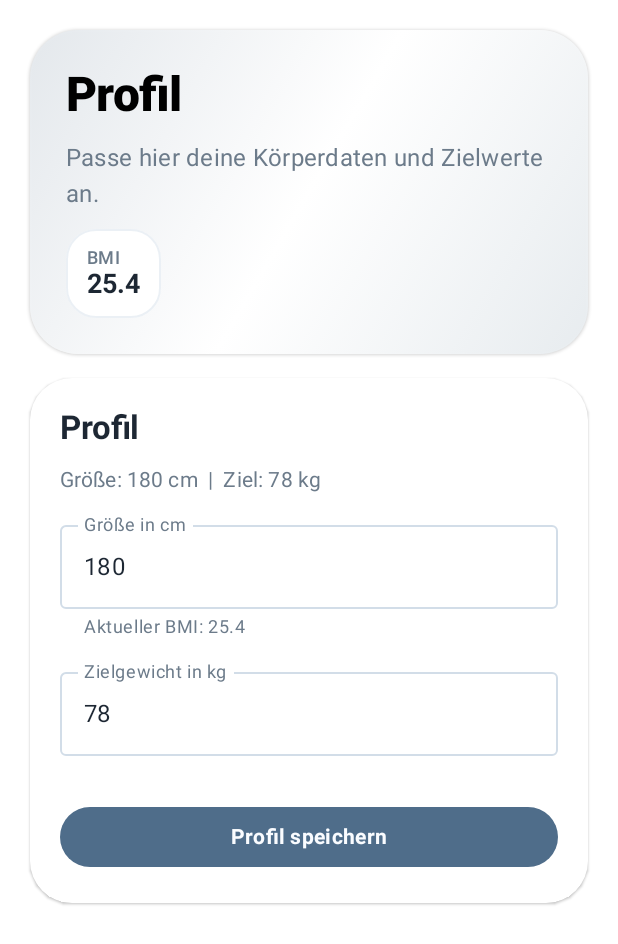
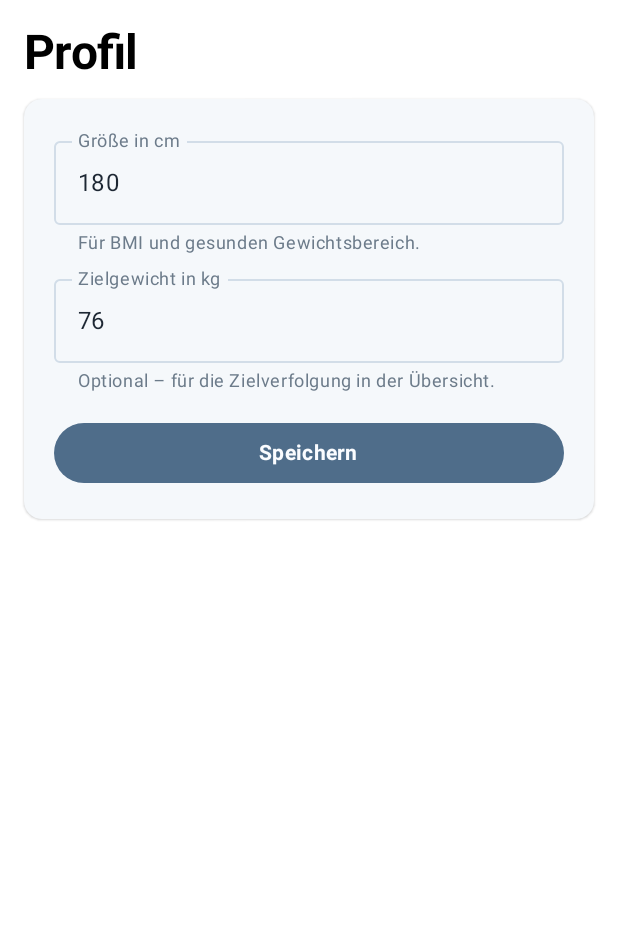
Before and after one commit to kevin-bollich97/FitnessBoy, an Android app built with Jetpack Compose: the @Preview function ProfileScreenPreview, on a phone screen of 412 x 824 dp. Shown: the top 944 px of the screen. Run offline under Robolectric (Android 15) with nearby library versions, the phone set to English and light mode, and no system bars.

Commit message:
feat: simplify profile to height and target weight
The profile shows just the two fields, each with a hint what it is used
for. The duplicated BMI, the summary line and the old headline section
are gone. Saving is only enabled with unsaved changes and confirms with
"Änderungen gespeichert". HeadlineSection and MetricPill are no longer
used anywhere and are removed.

Co-Authored-By: Claude Opus 5.5 <noreply@anthropic.com>

```diff
--- a/app/src/main/java/de/bollich/fitnessboy/ui/components/HeadlineSection.kt
+++ /dev/null
@@ -1,83 +0,0 @@
-package de.bollich.fitnessboy.ui.components
-
-import androidx.compose.foundation.background
-import androidx.compose.foundation.layout.Arrangement
-import androidx.compose.foundation.layout.Column
-import androidx.compose.foundation.layout.Row
-import androidx.compose.foundation.layout.fillMaxWidth
-import androidx.compose.foundation.layout.padding
-import androidx.compose.foundation.shape.RoundedCornerShape
-import androidx.compose.material3.CardDefaults
-import androidx.compose.material3.ElevatedCard
-import androidx.compose.material3.MaterialTheme
-import androidx.compose.material3.Text
-import androidx.compose.runtime.Composable
-import androidx.compose.ui.Alignment
-import androidx.compose.ui.Modifier
-import androidx.compose.ui.graphics.Brush
-import androidx.compose.ui.text.font.FontWeight
-import androidx.compose.ui.unit.dp
-
-@Composable
-fun HeadlineSection(
-    title: String,
-    subtitle: String,
-    metrics: List<HeadlineMetric> = emptyList(),
-    secondaryMetrics: List<HeadlineMetric> = emptyList(),
-) {
-    ElevatedCard(
-        shape = RoundedCornerShape(32.dp),
-        colors = CardDefaults.elevatedCardColors(
-            containerColor = MaterialTheme.colorScheme.surface.copy(alpha = 0.94f)
-        )
-    ) {
-        Column(
-            modifier = Modifier
-                .fillMaxWidth()
-                .background(
-                    Brush.linearGradient(
-                        colors = listOf(
-                            MaterialTheme.colorScheme.primary.copy(alpha = 0.14f),
-                            MaterialTheme.colorScheme.surface,
-                            MaterialTheme.colorScheme.secondary.copy(alpha = 0.10f),
-                        )
-                    )
-                )
-                .padding(24.dp),
-            verticalArrangement = Arrangement.spacedBy(14.dp)
-        ) {
-            Text(
-                text = title,
-                style = MaterialTheme.typography.headlineMedium,
-                fontWeight = FontWeight.Black,
-            )
-            Text(
-                text = subtitle,
-                style = MaterialTheme.typography.bodyLarge,
-                color = MaterialTheme.colorScheme.onSurfaceVariant,
-            )
-            MetricRow(metrics)
-            MetricRow(secondaryMetrics)
-        }
-    }
-}
-
-/** A label/value pair shown as a pill in the [HeadlineSection]. */
-data class HeadlineMetric(
-    val label: String,
-    val value: String,
-)
-
-@Composable
-private fun MetricRow(metrics: List<HeadlineMetric>) {
-    if (metrics.isEmpty()) return
-
-    Row(
-        horizontalArrangement = Arrangement.spacedBy(12.dp),
-        verticalAlignment = Alignment.CenterVertically,
-    ) {
-        metrics.forEach { metric ->
-            MetricPill(label = metric.label, value = metric.value)
-        }
-    }
-}
--- a/app/src/main/java/de/bollich/fitnessboy/ui/components/MetricPill.kt
+++ /dev/null
@@ -1,44 +0,0 @@
-package de.bollich.fitnessboy.ui.components
-
-import androidx.compose.foundation.border
-import androidx.compose.foundation.layout.Column
-import androidx.compose.foundation.layout.padding
-import androidx.compose.foundation.shape.RoundedCornerShape
-import androidx.compose.material3.MaterialTheme
-import androidx.compose.material3.Surface
-import androidx.compose.material3.Text
-import androidx.compose.runtime.Composable
-import androidx.compose.ui.Modifier
-import androidx.compose.ui.text.font.FontWeight
-import androidx.compose.ui.unit.dp
-
-@Composable
-fun MetricPill(
-    label: String,
-    value: String,
-) {
-    Surface(
-        shape = RoundedCornerShape(20.dp),
-        color = MaterialTheme.colorScheme.surface,
-        modifier = Modifier.border(
-            width = 1.dp,
-            color = MaterialTheme.colorScheme.outline.copy(alpha = 0.45f),
-            shape = RoundedCornerShape(20.dp),
-        )
-    ) {
-        Column(
-            modifier = Modifier.padding(horizontal = 14.dp, vertical = 12.dp)
-        ) {
-            Text(
-                text = label,
-                style = MaterialTheme.typography.labelMedium,
-                color = MaterialTheme.colorScheme.onSurfaceVariant,
-            )
-            Text(
-                text = value,
-                style = MaterialTheme.typography.titleMedium,
-                fontWeight = FontWeight.Bold,
-            )
-        }
-    }
-}
--- a/app/src/main/java/de/bollich/fitnessboy/ui/profile/ProfileCard.kt
+++ b/app/src/main/java/de/bollich/fitnessboy/ui/profile/ProfileCard.kt
@@ -4,9 +4,9 @@ import androidx.compose.foundation.layout.Arrangement
 import androidx.compose.foundation.layout.Column
 import androidx.compose.foundation.layout.fillMaxWidth
 import androidx.compose.foundation.layout.padding
-import androidx.compose.foundation.shape.RoundedCornerShape
+import androidx.compose.foundation.text.KeyboardActions
+import androidx.compose.foundation.text.KeyboardOptions
 import androidx.compose.material3.Button
-import androidx.compose.material3.CardDefaults
 import androidx.compose.material3.ElevatedCard
 import androidx.compose.material3.MaterialTheme
 import androidx.compose.material3.OutlinedTextField
@@ -14,97 +14,90 @@ import androidx.compose.material3.Text
 import androidx.compose.runtime.Composable
 import androidx.compose.ui.Modifier
 import androidx.compose.ui.res.stringResource
-import androidx.compose.ui.text.font.FontWeight
+import androidx.compose.ui.text.input.ImeAction
+import androidx.compose.ui.text.input.KeyboardType
 import androidx.compose.ui.unit.dp
 import de.bollich.fitnessboy.R
-import de.bollich.fitnessboy.format.formatNumber
-import de.bollich.fitnessboy.ui.components.formatCm
-import de.bollich.fitnessboy.ui.components.formatKg
 
+/** Height and target weight, each with a hint what it is used for. */
 @Composable
-fun ProfileCard(
+internal fun ProfileCard(
     heightValue: String,
     targetWeightValue: String,
-    savedHeightInCm: Double?,
-    savedTargetWeightInKg: Double?,
     heightErrorText: String?,
     targetWeightErrorText: String?,
-    bmi: Double?,
+    canSave: Boolean,
+    isSaved: Boolean,
     onHeightValueChange: (String) -> Unit,
     onTargetWeightValueChange: (String) -> Unit,
     onSaveClick: () -> Unit,
 ) {
-    ElevatedCard(
-        shape = RoundedCornerShape(28.dp),
-        colors = CardDefaults.elevatedCardColors(
-            containerColor = MaterialTheme.colorScheme.surface
-        )
-    ) {
+    ElevatedCard(modifier = Modifier.fillMaxWidth()) {
         Column(
-            modifier = Modifier
-                .fillMaxWidth()
-                .padding(20.dp),
-            verticalArrangement = Arrangement.spacedBy(14.dp)
+            modifier = Modifier.padding(20.dp),
+            verticalArrangement = Arrangement.spacedBy(8.dp),
         ) {
-            Text(
-                text = stringResource(R.string.profile_title),
-                style = MaterialTheme.typography.titleLarge,
-                fontWeight = FontWeight.Bold,
-            )
-            Text(
-                text = buildProfileSummary(savedHeightInCm, savedTargetWeightInKg),
-                style = MaterialTheme.typography.bodyMedium,
-                color = MaterialTheme.colorScheme.onSurfaceVariant,
-            )
-            OutlinedTextField(
+            ProfileField(
                 value = heightValue,
                 onValueChange = onHeightValueChange,
-                modifier = Modifier.fillMaxWidth(),
-                singleLine = true,
-                label = { Text(stringResource(R.string.profile_height_label)) },
-                placeholder = { Text(stringResource(R.string.profile_height_placeholder)) },
-                supportingText = {
-                    when {
-                        heightErrorText != null -> Text(heightErrorText)
-                        bmi != null -> Text(stringResource(R.string.profile_current_bmi, formatNumber(bmi)))
-                    }
-                },
-                isError = heightErrorText != null,
+                label = stringResource(R.string.profile_height_label),
+                placeholder = stringResource(R.string.profile_height_placeholder),
+                hint = stringResource(R.string.profile_height_hint),
+                errorText = heightErrorText,
+                imeAction = ImeAction.Next,
+                onDone = {},
             )
-            OutlinedTextField(
+            ProfileField(
                 value = targetWeightValue,
                 onValueChange = onTargetWeightValueChange,
-                modifier = Modifier.fillMaxWidth(),
-                singleLine = true,
-                label = { Text(stringResource(R.string.profile_target_weight_label)) },
-                placeholder = { Text(stringResource(R.string.profile_target_weight_placeholder)) },
-                supportingText = {
-                    if (targetWeightErrorText != null) {
-                        Text(targetWeightErrorText)
-                    }
-                },
-                isError = targetWeightErrorText != null,
+                label = stringResource(R.string.profile_target_weight_label),
+                placeholder = stringResource(R.string.profile_target_weight_placeholder),
+                hint = stringResource(R.string.profile_target_weight_hint),
+                errorText = targetWeightErrorText,
+                imeAction = ImeAction.Done,
+                onDone = { if (canSave) onSaveClick() },
             )
             Button(
                 onClick = onSaveClick,
-                modifier = Modifier.fillMaxWidth(),
-                shape = RoundedCornerShape(20.dp),
+                enabled = canSave,
+                modifier = Modifier
+                    .fillMaxWidth()
+                    .padding(top = 8.dp),
             ) {
                 Text(stringResource(R.string.profile_save_action))
+            }
+            if (isSaved) {
+                Text(
+                    text = stringResource(R.string.profile_saved),
+                    style = MaterialTheme.typography.bodyMedium,
+                    color = MaterialTheme.colorScheme.primary,
+                )
             }
         }
     }
 }
 
 @Composable
-private fun buildProfileSummary(
-    savedHeightInCm: Double?,
-    savedTargetWeightInKg: Double?,
-): String {
-    val parts = listOfNotNull(
-        savedHeightInCm?.let { stringResource(R.string.profile_summary_height, formatCm(it)) },
-        savedTargetWeightInKg?.let { stringResource(R.string.profile_summary_target, formatKg(it)) },
+private fun ProfileField(
+    value: String,
+    onValueChange: (String) -> Unit,
+    label: String,
+    placeholder: String,
+    hint: String,
+    errorText: String?,
+    imeAction: ImeAction,
+    onDone: () -> Unit,
+) {
+    OutlinedTextField(
+        value = value,
+        onValueChange = onValueChange,
+        modifier = Modifier.fillMaxWidth(),
+        singleLine = true,
+        label = { Text(label) },
+        placeholder = { Text(placeholder) },
+        supportingText = { Text(errorText ?: hint) },
+        isError = errorText != null,
+        keyboardOptions = KeyboardOptions(keyboardType = KeyboardType.Decimal, imeAction = imeAction),
+        keyboardActions = KeyboardActions(onDone = { onDone() }),
     )
-    return parts.joinToString(separator = "  |  ")
-        .ifEmpty { stringResource(R.string.profile_summary_empty) }
 }
--- a/app/src/main/java/de/bollich/fitnessboy/ui/profile/ProfileScreen.kt
+++ b/app/src/main/java/de/bollich/fitnessboy/ui/profile/ProfileScreen.kt
@@ -1,27 +1,25 @@
 package de.bollich.fitnessboy.ui.profile
 
 import androidx.compose.foundation.layout.Arrangement
-import androidx.compose.foundation.layout.PaddingValues
 import androidx.compose.foundation.layout.fillMaxSize
 import androidx.compose.foundation.lazy.LazyColumn
+import androidx.compose.material3.MaterialTheme
+import androidx.compose.material3.Text
 import androidx.compose.runtime.Composable
 import androidx.compose.runtime.getValue
 import androidx.compose.ui.Modifier
 import androidx.compose.ui.res.stringResource
+import androidx.compose.ui.text.font.FontWeight
 import androidx.compose.ui.tooling.preview.Preview
 import androidx.compose.ui.unit.dp
 import androidx.lifecycle.compose.collectAsStateWithLifecycle
 import de.bollich.fitnessboy.R
-import de.bollich.fitnessboy.format.formatNumber
 import de.bollich.fitnessboy.model.UserProfile
-import de.bollich.fitnessboy.ui.components.HeadlineMetric
-import de.bollich.fitnessboy.ui.components.HeadlineSection
+import de.bollich.fitnessboy.ui.components.ScreenContentPadding
 import de.bollich.fitnessboy.ui.theme.FitnessBoyTheme
 
 @Composable
-fun ProfileRoute(
-    viewModel: ProfileViewModel,
-) {
+fun ProfileRoute(viewModel: ProfileViewModel) {
     val uiState by viewModel.uiState.collectAsStateWithLifecycle()
     if (uiState.isLoading) return
 
@@ -42,34 +40,29 @@ private fun ProfileScreen(
 ) {
     LazyColumn(
         modifier = Modifier.fillMaxSize(),
-        contentPadding = PaddingValues(20.dp),
-        verticalArrangement = Arrangement.spacedBy(16.dp),
+        contentPadding = ScreenContentPadding,
+        verticalArrangement = Arrangement.spacedBy(12.dp),
     ) {
         item {
-            HeadlineSection(
-                title = stringResource(R.string.profile_title),
-                subtitle = stringResource(R.string.profile_subtitle),
-                metrics = listOfNotNull(
-                    uiState.bmi?.let { HeadlineMetric(stringResource(R.string.metric_bmi), formatNumber(it)) },
-                ),
+            Text(
+                text = stringResource(R.string.profile_title),
+                style = MaterialTheme.typography.headlineMedium,
+                fontWeight = FontWeight.Bold,
             )
         }
-
         item {
             ProfileCard(
                 heightValue = uiState.form.heightInput,
                 targetWeightValue = uiState.form.targetWeightInput,
-                savedHeightInCm = uiState.profile.heightInCm,
-                savedTargetWeightInKg = uiState.profile.targetWeightInKg,
                 heightErrorText = uiState.form.heightErrorRes?.let { stringResource(it) },
                 targetWeightErrorText = uiState.form.targetWeightErrorRes?.let { stringResource(it) },
-                bmi = uiState.bmi,
+                canSave = uiState.hasUnsavedChanges,
+                isSaved = uiState.form.isSaved,
                 onHeightValueChange = onHeightValueChange,
                 onTargetWeightValueChange = onTargetWeightValueChange,
                 onSaveClick = onSaveProfileClick,
             )
         }
-
     }
 }
 
@@ -81,8 +74,8 @@ private fun ProfileScreenPreview() {
             uiState = ProfileUiState(
                 isLoading = false,
                 profile = UserProfile(heightInCm = 180.0, targetWeightInKg = 78.0),
-                bmi = 25.4,
-                form = ProfileFormState(heightInput = "180", targetWeightInput = "78"),
+                form = ProfileFormState(heightInput = "180", targetWeightInput = "76"),
+                hasUnsavedChanges = true,
             ),
             onHeightValueChange = {},
             onTargetWeightValueChange = {},
--- a/app/src/main/java/de/bollich/fitnessboy/ui/profile/ProfileUiState.kt
+++ b/app/src/main/java/de/bollich/fitnessboy/ui/profile/ProfileUiState.kt
@@ -8,11 +8,14 @@ data class ProfileFormState(
     @StringRes val heightErrorRes: Int? = null,
     val targetWeightInput: String = "",
     @StringRes val targetWeightErrorRes: Int? = null,
+    /** Shown after a successful save until the user edits the form again. */
+    val isSaved: Boolean = false,
 )
 
 data class ProfileUiState(
     val isLoading: Boolean = true,
     val profile: UserProfile = UserProfile(),
-    val bmi: Double? = null,
     val form: ProfileFormState = ProfileFormState(),
+    /** Whether the inputs differ from the stored profile, i.e. saving would change something. */
+    val hasUnsavedChanges: Boolean = false,
 )
--- a/app/src/main/java/de/bollich/fitnessboy/ui/profile/ProfileViewModel.kt
+++ b/app/src/main/java/de/bollich/fitnessboy/ui/profile/ProfileViewModel.kt
@@ -5,9 +5,7 @@ import androidx.lifecycle.viewModelScope
 import androidx.lifecycle.viewmodel.initializer
 import androidx.lifecycle.viewmodel.viewModelFactory
 import de.bollich.fitnessboy.R
-import de.bollich.fitnessboy.domain.calculateBmi
 import de.bollich.fitnessboy.domain.repository.ProfileRepository
-import de.bollich.fitnessboy.domain.repository.WeightRepository
 import de.bollich.fitnessboy.domain.usecase.SaveProfile
 import de.bollich.fitnessboy.format.formatNumber
 import de.bollich.fitnessboy.model.UserProfile
@@ -24,7 +22,6 @@ import kotlinx.coroutines.launch
 
 class ProfileViewModel(
     private val profileRepository: ProfileRepository,
-    weightRepository: WeightRepository,
     private val saveProfile: SaveProfile,
 ) : ViewModel() {
     /** Null until prefilled from the stored profile; afterwards the form belongs to the user. */
@@ -33,14 +30,15 @@ class ProfileViewModel(
     val uiState: StateFlow<ProfileUiState> =
         combine(
             profileRepository.observeProfile(),
-            weightRepository.observeEntries(),
             form.filterNotNull(),
-        ) { profile, entries, form ->
+        ) { profile, form ->
+            val stored = profile.toFormState()
             ProfileUiState(
                 isLoading = false,
                 profile = profile,
-                bmi = calculateBmi(entries.firstOrNull()?.weightInKg, profile.heightInCm),
                 form = form,
+                hasUnsavedChanges = form.heightInput.trim() != stored.heightInput ||
+                    form.targetWeightInput.trim() != stored.targetWeightInput,
             )
         }.stateIn(
             scope = viewModelScope,
@@ -56,11 +54,11 @@ class ProfileViewModel(
     }
 
     fun onHeightValueChange(value: String) {
-        form.update { it?.copy(heightInput = value, heightErrorRes = null) }
+        form.update { it?.copy(heightInput = value, heightErrorRes = null, isSaved = false) }
     }
 
     fun onTargetWeightValueChange(value: String) {
-        form.update { it?.copy(targetWeightInput = value, targetWeightErrorRes = null) }
+        form.update { it?.copy(targetWeightInput = value, targetWeightErrorRes = null, isSaved = false) }
     }
 
     fun onSaveClick() {
@@ -72,7 +70,7 @@ class ProfileViewModel(
                 targetWeightInput = current.targetWeightInput,
             )
             when (result) {
-                is SaveProfile.Result.Success -> form.value = result.profile.toFormState()
+                is SaveProfile.Result.Success -> form.value = result.profile.toFormState().copy(isSaved = true)
                 SaveProfile.Result.InvalidHeight -> form.update {
                     it?.copy(heightErrorRes = R.string.error_invalid_height, targetWeightErrorRes = null)
                 }
@@ -89,7 +87,6 @@ class ProfileViewModel(
                 val container = appContainer()
                 ProfileViewModel(
                     profileRepository = container.profileRepository,
-                    weightRepository = container.weightRepository,
                     saveProfile = SaveProfile(container.profileRepository),
                 )
             }
--- a/app/src/main/res/values/strings.xml
+++ b/app/src/main/res/values/strings.xml
@@ -26,7 +26,6 @@
     <string name="action_save">Speichern</string>
     <string name="entry_date_label">Datum</string>
     <string name="list_separator">"\u0020·\u0020"</string>
-    <string name="metric_bmi">BMI</string>
     <string name="tab_overview">Übersicht</string>
     <string name="tab_measurements">Maße</string>
     <string name="tab_profile">Profil</string>
@@ -113,14 +112,12 @@
     <string name="measurement_value">%1$s: %2$s</string>
 
     <!-- Profile -->
-    <string name="profile_current_bmi">Aktueller BMI: %1$s</string>
     <string name="profile_height_label">Größe in cm</string>
     <string name="profile_height_placeholder">z.B. 180</string>
-    <string name="profile_save_action">Profil speichern</string>
-    <string name="profile_subtitle">Passe hier deine Körperdaten und Zielwerte an.</string>
-    <string name="profile_summary_empty">Lege deine Größe fest, damit später BMI und Ziele berechnet werden können.</string>
-    <string name="profile_summary_height">Größe: %1$s</string>
-    <string name="profile_summary_target">Ziel: %1$s</string>
+    <string name="profile_save_action">Speichern</string>
+    <string name="profile_saved">Änderungen gespeichert.</string>
+    <string name="profile_height_hint">Für BMI und gesunden Gewichtsbereich.</string>
+    <string name="profile_target_weight_hint">Optional – für die Zielverfolgung in der Übersicht.</string>
     <string name="profile_target_weight_label">Zielgewicht in kg</string>
     <string name="profile_target_weight_placeholder">z.B. 75</string>
     <string name="profile_title">Profil</string>
```
Also changed, not shown: 1 other file.
